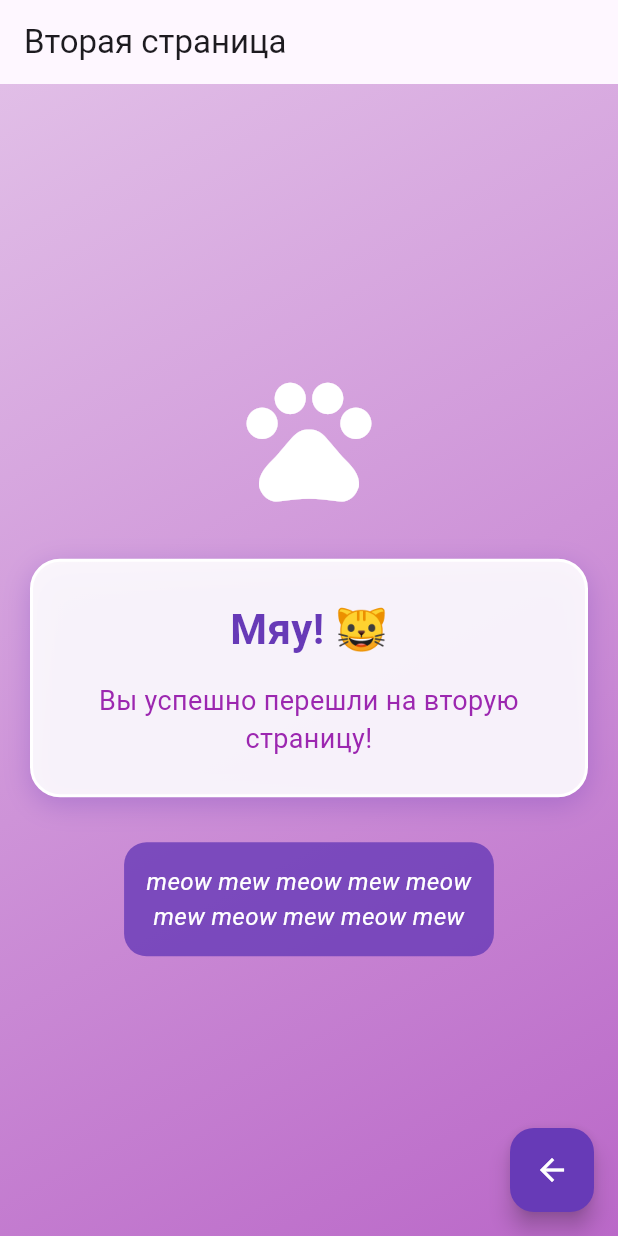
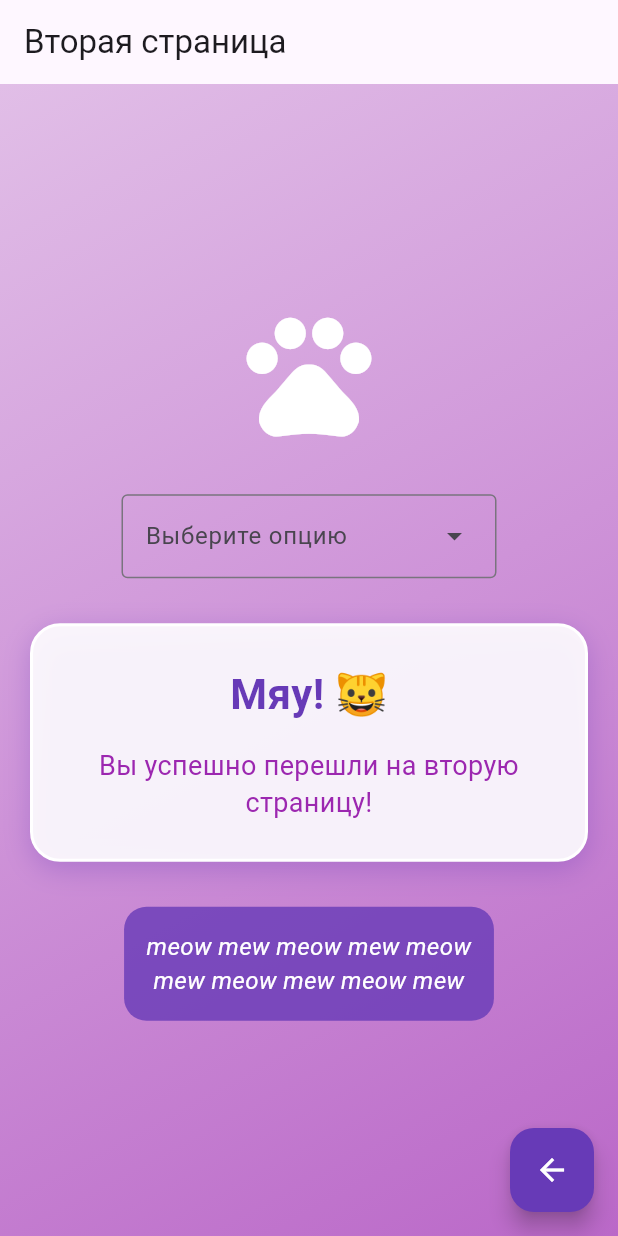
Before and after one commit to LinaDyakova/LinaDyakova.github.io, a Flutter app: the SecondPage screen opened directly, on a phone screen of 412 x 824 dp. Run offline on Flutter 3.47's test engine with Material 3 defaults, Android fonts, the phone set to English and light mode, and no system bars; network calls fail.

```diff
--- a/flutter_application_1/lib/main.dart
+++ b/flutter_application_1/lib/main.dart
@@ -32,6 +32,9 @@ class MyHomePage extends StatelessWidget {
 
   @override
   Widget build(BuildContext context) {
+    TextEditingController _dropdownController = TextEditingController();
+    List<String> _options = ['Apple', 'Banana', 'Orange'];
+
     return Scaffold(
       appBar: AppBar(
         title: const Text('Лабораторная работа №1'),
@@ -65,6 +68,26 @@ class MyHomePage extends StatelessWidget {
                   ),
                 ),
               ),
+            ),
+
+            // Добавленный DropdownMenu
+            Container(
+              padding: const EdgeInsets.all(16),
+              child: DropdownMenu(
+                controller: _dropdownController,
+                label: const Text('Выберите фрукт'),
+                onSelected: (String? selectedFruit) {
+                  // Обработка выбранного фрукта
+                  if (selectedFruit != null) {
+                    print('Выбран фрукт: $selectedFruit');
+                  }
+                },
+                dropdownMenuEntries: [
+                  DropdownMenuEntry(
+                    value: 'k',
+                    label: 'k',
+                  )
+                        ]              ),
             ),
 
             Container(
@@ -178,10 +201,13 @@ class SecondPage extends StatelessWidget {
 
   @override
   Widget build(BuildContext context) {
+    TextEditingController _secondDropdownController = TextEditingController();
+    List<String> _secondOptions = ['Option 1', 'Option 2', 'Option 3'];
+
     return Scaffold(
       appBar: AppBar(
         title: const Text('Вторая страница'),
-       automaticallyImplyLeading: false,
+        automaticallyImplyLeading: false,
       ),
       body: Container(
         decoration: const BoxDecoration(
@@ -204,6 +230,30 @@ class SecondPage extends StatelessWidget {
                 Icons.pets,
                 size: 100,
                 color: Colors.white,
+              ),
+
+              const SizedBox(height: 30),
+
+              // DropdownMenu на второй странице
+              Container(
+                margin: const EdgeInsets.symmetric(horizontal: 20),
+                child: DropdownMenu<String>(
+                  controller: _secondDropdownController,
+                  width: 250,
+                  label: const Text('Выберите опцию'),
+                  onSelected: (String? selectedOption) {
+                    // Обработка выбранной опции
+                    if (selectedOption != null) {
+                      print('Выбрана опция: $selectedOption');
+                    }
+                  },
+                  dropdownMenuEntries: _secondOptions.map<DropdownMenuEntry<String>>((String value) {
+                    return DropdownMenuEntry<String>(
+                      value: value,
+                      label: value,
+                    );
+                  }).toList(),
+                ),
               ),
 
               const SizedBox(height: 30),
```
